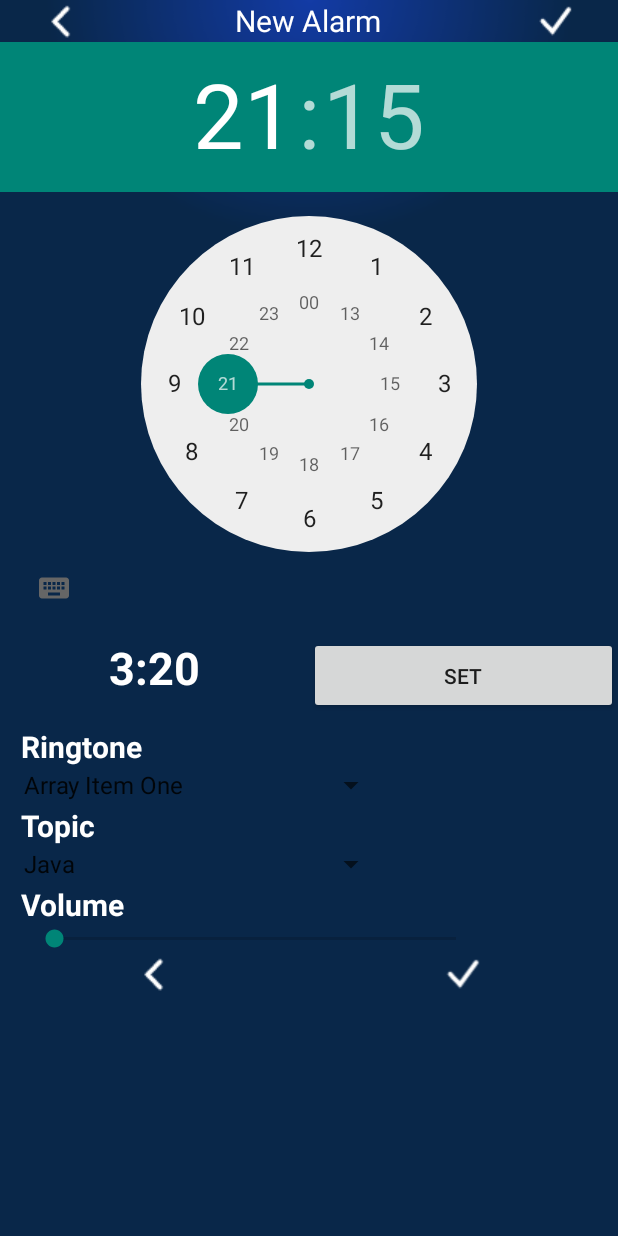
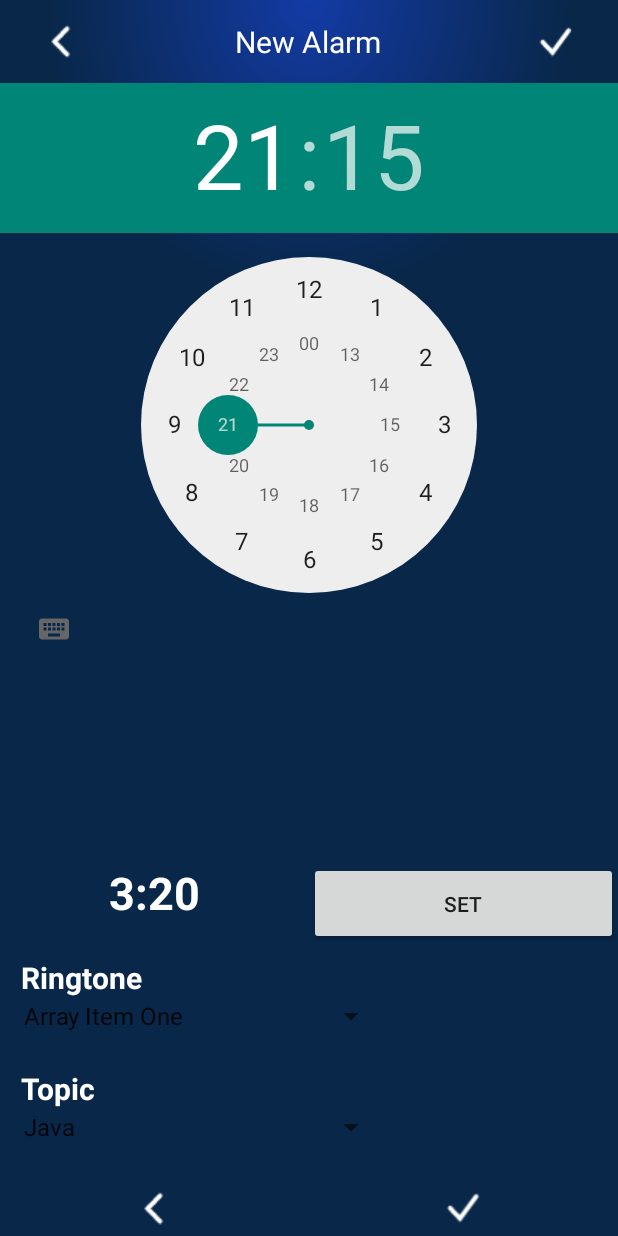
Before and after one commit to snowsiechau/AlarmAppVersion1, an Android app: the MainActivity screen opened directly, with no data from a screen before it, on a phone screen of 412 x 824 dp. Run offline under Robolectric (Android 15) with nearby library versions, the phone set to English and light mode, and no system bars; 4 statements that could not run were skipped.

Commit message:
sua lai cau truc trang main dat bao thuc, *Set button chi de hien thoi gian con lai, bam dau tich -> save bao thuc back -> back lai trang khoi dong

```diff
--- a/MyApplication2/app/src/main/java/com/vinh/alarmclockandroid/activities/MainActivity.java
+++ b/MyApplication2/app/src/main/java/com/vinh/alarmclockandroid/activities/MainActivity.java
@@ -18,6 +18,7 @@ import android.widget.Button;
 import android.widget.CheckBox;
 import android.widget.DatePicker;
 import android.widget.EditText;
+import android.widget.ImageView;
 import android.widget.SeekBar;
 import android.widget.Spinner;
 import android.widget.TextView;
@@ -47,6 +48,11 @@ public class MainActivity extends AppCompatActivity implements View.OnClickListe
     Calendar calendar;
     AlarmManager alarmManager;
     Spinner spSubject;
+
+    ImageView iv_acceptAlarm1;
+    ImageView iv_acceptAlarm2;
+    ImageView iv_backAlarm1;
+    ImageView iv_backAlarm2;
 
     Intent intent;
 
@@ -81,6 +87,10 @@ public class MainActivity extends AppCompatActivity implements View.OnClickListe
         intent = new Intent(MainActivity.this, AlarmReceiver.class);
 
         btnStart.setOnClickListener(this);
+        iv_acceptAlarm1.setOnClickListener(this);
+        iv_acceptAlarm2.setOnClickListener(this);
+        iv_backAlarm1.setOnClickListener(this);
+        iv_backAlarm2.setOnClickListener(this);
 
         final DatePickerDialog.OnDateSetListener date = new DatePickerDialog.OnDateSetListener() {
             @Override
@@ -93,7 +103,6 @@ public class MainActivity extends AppCompatActivity implements View.OnClickListe
         };
 
         intentDatBaoThucThanhCong = new Intent(getApplicationContext(), DatBaoThucThanhCong.class);
-
 
 
     }
@@ -146,6 +155,11 @@ public class MainActivity extends AppCompatActivity implements View.OnClickListe
         btnStart = (Button) findViewById(R.id.bt_start);
         tvTimePicker = (TextView) findViewById(R.id.tv_timePicker);
         timePicker = (TimePicker) findViewById(R.id.timepicker);
+
+        iv_acceptAlarm1 = (ImageView) findViewById(R.id.bt_acceptAlarm1);
+        iv_acceptAlarm2 = (ImageView) findViewById(R.id.bt_acceptAlarm2);
+        iv_backAlarm1 = (ImageView) findViewById(R.id.bt_backAlarm1);
+        iv_backAlarm2 = (ImageView) findViewById(R.id.bt_backAlarm2);
 //        btnStop = (Button) findViewById(R.id.bt_stop);
 
         quizList = DatabaseHandle.getInstance(this).getListGioBaoThuc();
@@ -194,8 +208,8 @@ if (quizList.size() != 0) {
 
                 //khac voi intent thuong la no se luon ton tai ke ca khi ung dung ket thuc
 
+                tvTimePicker.setText(gio_sting + " : " + phut_string);
 
-                tvTimePicker.setText(gio_sting + " : " + phut_string);
                 //toast ra man hinh
                 //xu li lay time to wake up:
                 int realHours = Calendar.getInstance().getTime().getHours();
@@ -221,17 +235,17 @@ if (quizList.size() != 0) {
                     minuteTimewakeup_string = "0" + minuteTimewakeup_string;
                 }
 
-                if(totalMinuteTimewakeup ==0){
-                    Toast.makeText(MainActivity.this,"Time to Wake up: 24 hours!",Toast.LENGTH_LONG).show();
-                }else{
+                if (totalMinuteTimewakeup == 0) {
+                    Toast.makeText(MainActivity.this, "Time to Wake up: 24 hours!", Toast.LENGTH_LONG).show();
+                } else {
                     Toast.makeText(MainActivity.this, "Time to Wake up: " + hourTimewakeup_string + " hours, " + minuteTimewakeup_string + " minutes ", Toast.LENGTH_SHORT).show();
                 }
 
-                setAlarmDate();
-                DatabaseHandle.getInstance(this).deleteTable();
-                DatabaseHandle.getInstance(this).insertTable(timePicker.getCurrentHour(), timePicker.getCurrentMinute(), 1, topic);
-
-                startActivity(intentDatBaoThucThanhCong);
+//                setAlarmDate();
+//                DatabaseHandle.getInstance(this).deleteTable();
+//                DatabaseHandle.getInstance(this).insertTable(timePicker.getCurrentHour(), timePicker.getCurrentMinute(), 1, topic);
+//
+//                startActivity(intentDatBaoThucThanhCong);
 
 
                 break;
@@ -240,6 +254,21 @@ if (quizList.size() != 0) {
 //                DatabaseHandle.getInstance(this).deleteTable();
 //                break;
 
+            case R.id.bt_acceptAlarm1:
+            case R.id.bt_acceptAlarm2:
+
+                setAlarmDate();
+                DatabaseHandle.getInstance(this).deleteTable();
+                DatabaseHandle.getInstance(this).insertTable(timePicker.getCurrentHour(), timePicker.getCurrentMinute(), 1, topic);
+                super.onBackPressed();
+                //startActivity(intentDatBaoThucThanhCong);
+                break;
+
+            case R.id.bt_backAlarm1:
+            case R.id.bt_backAlarm2:
+                super.onBackPressed();
+
+                break;
             default:
                 break;
         }
--- a/MyApplication2/app/src/main/res/layout/activity_main.xml
+++ b/MyApplication2/app/src/main/res/layout/activity_main.xml
@@ -1,18 +1,11 @@
 <?xml version="1.0" encoding="utf-8"?>
 
-<ScrollView xmlns:android="http://schemas.android.com/apk/res/android"
+<LinearLayout xmlns:android="http://schemas.android.com/apk/res/android"
     android:layout_width="match_parent"
     android:layout_height="match_parent"
     android:background="@drawable/back"
-    android:orientation="vertical">
-
-    <LinearLayout
-        android:layout_width="match_parent"
-        android:layout_height="match_parent"
-        android:background="@drawable/back"
-        android:orientation="vertical"
-        android:weightSum="22">
-
+    android:orientation="vertical"
+    android:weightSum="22">
 
         <LinearLayout
             android:layout_width="match_parent"
@@ -21,6 +14,7 @@
             android:orientation="horizontal">
 
             <ImageView
+                android:id="@+id/bt_backAlarm1"
                 android:layout_width="0dp"
                 android:layout_height="wrap_content"
                 android:layout_gravity="center"
@@ -38,6 +32,7 @@
                 android:textSize="@dimen/text_size_20sp" />
 
             <ImageView
+                android:id="@+id/bt_acceptAlarm1"
                 android:layout_width="0dp"
                 android:layout_height="wrap_content"
                 android:layout_gravity="center"
@@ -48,7 +43,7 @@
         <LinearLayout
             android:layout_width="match_parent"
             android:layout_height="0dp"
-            android:layout_weight="12">
+            android:layout_weight="14">
 
             <TimePicker
                 android:id="@+id/timepicker"
@@ -132,29 +127,6 @@
                 android:entries="@array/array_name" />
         </LinearLayout>
 
-
-        <LinearLayout
-            android:layout_width="match_parent"
-            android:layout_height="0dp"
-            android:layout_weight="2"
-            android:orientation="vertical">
-
-            <TextView
-                android:layout_width="match_parent"
-                android:layout_height="wrap_content"
-                android:layout_marginStart="@dimen/text_configalarm_marginStart"
-                android:text="Volume"
-                android:textColor="@color/colorTextWhite"
-                android:textSize="@dimen/text_size_20sp"
-                android:textStyle="bold" />
-
-            <SeekBar
-                android:id="@+id/sb_vollume"
-                android:layout_width="300dp"
-                android:layout_height="wrap_content"
-                android:layout_marginStart="20dp" />
-        </LinearLayout>
-
         <LinearLayout
             android:layout_width="match_parent"
             android:layout_height="0dp"
@@ -162,6 +134,7 @@
             android:orientation="horizontal">
 
             <ImageView
+                android:id="@+id/bt_backAlarm2"
                 android:layout_width="0dp"
                 android:layout_height="wrap_content"
                 android:layout_gravity="center"
@@ -169,6 +142,7 @@
                 android:src="@drawable/icon_back" />
 
             <ImageView
+                android:id="@+id/bt_acceptAlarm2"
                 android:layout_width="0dp"
                 android:layout_height="wrap_content"
                 android:layout_gravity="center"
@@ -176,4 +150,3 @@
                 android:src="@drawable/icon_done" />
         </LinearLayout>
     </LinearLayout>
-</ScrollView>
```
Also changed, not shown: MyApplication2/app/src/main/java/com/vinh/alarmclockandroid/activities/KhoiDong.java (+11 -10 lines), MyApplication2/app/src/main/res/layout/activity_dat_bao_thuc_thanh_cong.xml (+7 -8 lines), MyApplication2/app/src/main/res/layout/activity_keu_bao_thuc.xml (+3 -13 lines). Lines whose indentation alone changed are shown as unchanged.
